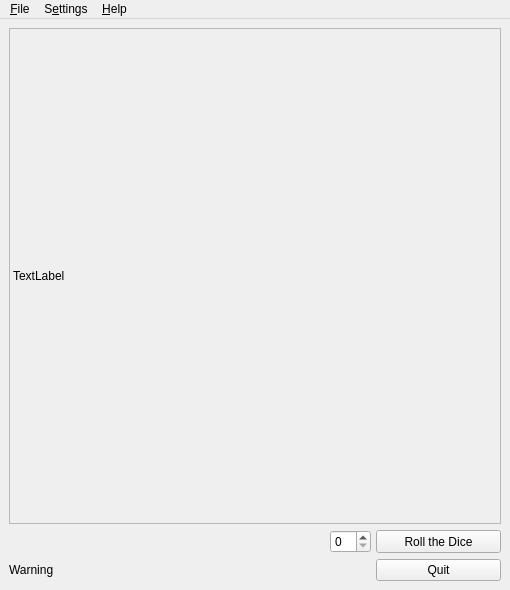
First picture: the form in src/qtdice.ui, repository OrchisLloyd/QtDice, before the edit.
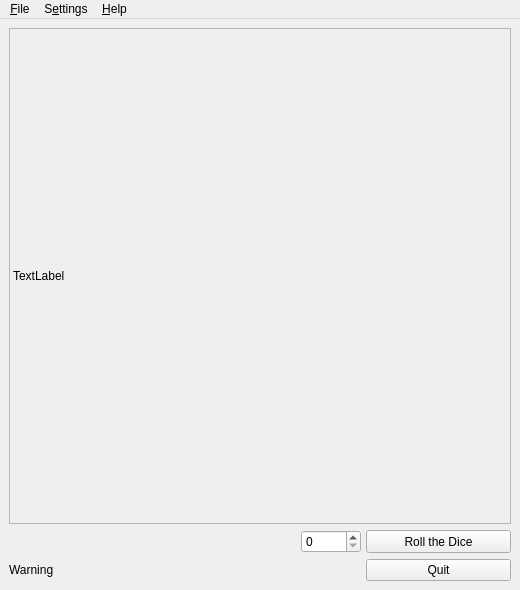
Second picture: the form after the edit.

Diff of the .ui file:
```diff
--- a/src/qtdice.ui
+++ b/src/qtdice.ui
@@ -6,7 +6,7 @@
    <rect>
     <x>0</x>
     <y>0</y>
-    <width>510</width>
+    <width>520</width>
     <height>590</height>
    </rect>
   </property>
@@ -18,7 +18,7 @@
   </property>
   <property name="minimumSize">
    <size>
-    <width>510</width>
+    <width>520</width>
     <height>580</height>
    </size>
   </property>
@@ -148,7 +148,7 @@
         </property>
         <property name="minimumSize">
          <size>
-          <width>125</width>
+          <width>145</width>
           <height>0</height>
          </size>
         </property>
@@ -197,7 +197,7 @@
         </property>
         <property name="minimumSize">
          <size>
-          <width>125</width>
+          <width>145</width>
           <height>0</height>
          </size>
         </property>
@@ -207,7 +207,14 @@
        </widget>
       </item>
       <item row="0" column="1">
-       <widget class="QSpinBox" name="spinBox"/>
+       <widget class="QSpinBox" name="spinBox">
+        <property name="minimumSize">
+         <size>
+          <width>60</width>
+          <height>0</height>
+         </size>
+        </property>
+       </widget>
       </item>
       <item row="0" column="0">
        <spacer name="horizontalSpacer_2">
@@ -247,7 +254,7 @@
     <rect>
      <x>0</x>
      <y>0</y>
-     <width>510</width>
+     <width>520</width>
      <height>32</height>
     </rect>
    </property>
```
